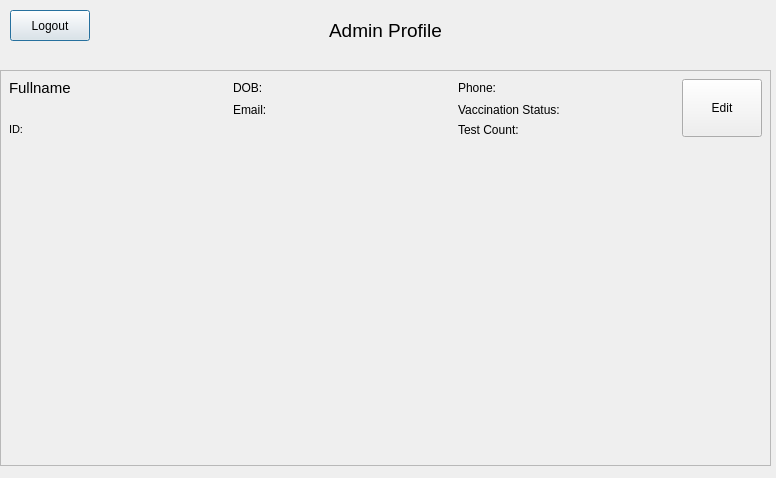
Qt form admin_profile.ui (OmriWebber/CovidApp) before a commit.
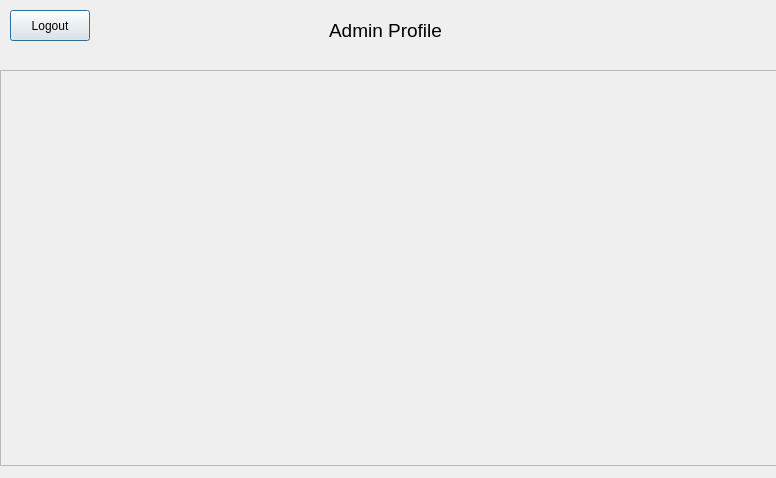
The same form after that commit.

Commit message: Added user reports and user test record - Paia

```diff
--- a/admin_profile.ui
+++ b/admin_profile.ui
@@ -70,7 +70,7 @@
     <rect>
      <x>0</x>
      <y>70</y>
-     <width>771</width>
+     <width>781</width>
      <height>401</height>
     </rect>
    </property>
@@ -148,20 +148,23 @@
          <rect>
           <x>0</x>
           <y>0</y>
-          <width>769</width>
+          <width>779</width>
           <height>394</height>
          </rect>
         </property>
-        <widget class="QWidget" name="">
+        <widget class="QWidget" name="layoutWidget">
          <property name="geometry">
           <rect>
-           <x>-1</x>
-           <y>-1</y>
-           <width>771</width>
-           <height>401</height>
+           <x>20</x>
+           <y>0</y>
+           <width>731</width>
+           <height>391</height>
           </rect>
          </property>
          <layout class="QFormLayout" name="formLayout">
+          <property name="sizeConstraint">
+           <enum>QLayout::SetNoConstraint</enum>
+          </property>
           <property name="fieldGrowthPolicy">
            <enum>QFormLayout::ExpandingFieldsGrow</enum>
           </property>
@@ -174,96 +177,6 @@
           <property name="verticalSpacing">
            <number>5</number>
           </property>
-          <item row="0" column="0" colspan="2">
-           <widget class="QFrame" name="listItem_template">
-            <layout class="QGridLayout" name="gridLayout_3">
-             <item row="0" column="0">
-              <widget class="QLabel" name="label_name">
-               <property name="font">
-                <font>
-                 <pointsize>11</pointsize>
-                </font>
-               </property>
-               <property name="text">
-                <string>Fullname</string>
-               </property>
-               <property name="alignment">
-                <set>Qt::AlignLeading|Qt::AlignLeft|Qt::AlignTop</set>
-               </property>
-              </widget>
-             </item>
-             <item row="0" column="1">
-              <widget class="QLabel" name="label_dob">
-               <property name="text">
-                <string>DOB:</string>
-               </property>
-              </widget>
-             </item>
-             <item row="0" column="2">
-              <widget class="QLabel" name="label_phone">
-               <property name="text">
-                <string>Phone: </string>
-               </property>
-              </widget>
-             </item>
-             <item row="0" column="3" rowspan="3">
-              <widget class="QPushButton" name="pushButton_edit">
-               <property name="minimumSize">
-                <size>
-                 <width>80</width>
-                 <height>10</height>
-                </size>
-               </property>
-               <property name="maximumSize">
-                <size>
-                 <width>80</width>
-                 <height>60</height>
-                </size>
-               </property>
-               <property name="text">
-                <string>Edit</string>
-               </property>
-              </widget>
-             </item>
-             <item row="1" column="1">
-              <widget class="QLabel" name="label_email">
-               <property name="text">
-                <string>Email:</string>
-               </property>
-              </widget>
-             </item>
-             <item row="1" column="2">
-              <widget class="QLabel" name="label_vax_status">
-               <property name="text">
-                <string>Vaccination Status:</string>
-               </property>
-              </widget>
-             </item>
-             <item row="2" column="0" colspan="2">
-              <widget class="QLabel" name="label_id">
-               <property name="font">
-                <font>
-                 <pointsize>8</pointsize>
-                </font>
-               </property>
-               <property name="text">
-                <string>ID: </string>
-               </property>
-               <property name="alignment">
-                <set>Qt::AlignLeading|Qt::AlignLeft|Qt::AlignTop</set>
-               </property>
-              </widget>
-             </item>
-             <item row="2" column="2">
-              <widget class="QLabel" name="label_test_count">
-               <property name="text">
-                <string>Test Count:</string>
-               </property>
-              </widget>
-             </item>
-            </layout>
-           </widget>
-          </item>
          </layout>
         </widget>
        </widget>
```
Left out of the diff: 6 changed lines with no effect on the pictures. The commit also changes 21 other files.
